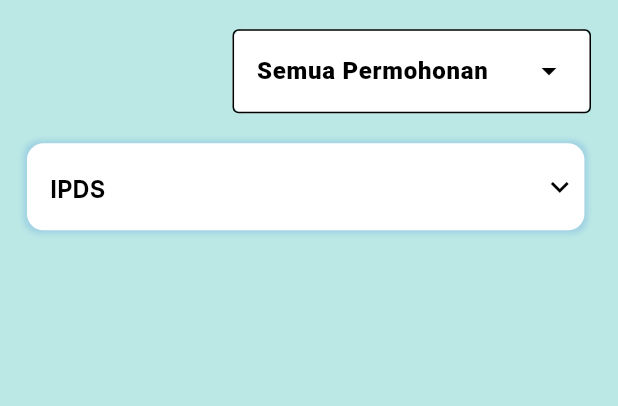
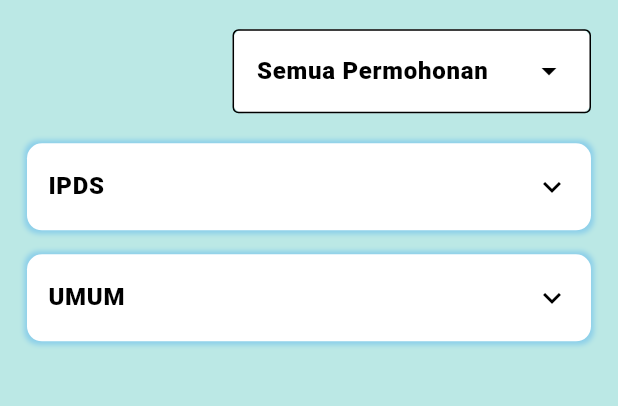
Before and after one commit to rennn9/MBPS-KP, a Flutter app: the DashboardPimpinanScreen screen opened by its route, on a phone screen of 412 x 824 dp, the part 401-807 px from its top. Run offline on Flutter 3.47's test engine with Material 3 defaults, Android fonts, the phone set to English and light mode, and no system bars; our stand-ins replace cached_network_image, connectivity_plus, flutter_svg, flutter_time_picker_spinner, smooth_page_indicator, timelines_plus; project files that could hold a hidden picture were left out.

Commit message:
membuat navigasi pada tombol di semua dashboard

```diff
--- a/lib/presentation/dashboard_pimpinan_screen/dashboard_pimpinan_screen.dart
+++ b/lib/presentation/dashboard_pimpinan_screen/dashboard_pimpinan_screen.dart
@@ -2,6 +2,9 @@ import 'package:flutter/material.dart';
 import '../../core/app_export.dart';
 import 'widgets/expandablelists_item_widget.dart';
 import 'widgets/listpresensiman2_item_widget.dart';
+import '../notifikasi_pimpinan_screen/notifikasi_pimpinan_screen.dart';
+import '../profile_info_pimpinan_screen/profile_info_pimpinan_screen.dart';
+
 
 class DashboardPimpinanScreen extends StatefulWidget {
   DashboardPimpinanScreen({Key? key}) : super(key: key);
@@ -22,11 +25,30 @@ class _DashboardPimpinanScreenState extends State<DashboardPimpinanScreen> {
   String selectedDropdownItem = "Semua Permohonan";
   final FocusNode dropdownFocusNode = FocusNode();
 
-  // Data untuk tabel yang akan diubah sesuai dropdown yang dipilih
-  List<Map<String, String>> tableData = [
-    {'Nama': 'Javier', 'Jenis Pengajuan': 'Presensi Manual', 'Status': 'Menunggu Persetujuan'},
-    {'Nama': 'Alicia', 'Jenis Pengajuan': 'Cuti Tahunan', 'Status': 'Disetujui'},
+  // Data untuk beberapa dropdown dengan tabel
+  final List<Map<String, dynamic>> expandableData = [
+    {
+      "label": "IPDS",
+      "tableData": [
+        {
+          'Nama': 'Javier',
+          'Jenis Pengajuan': 'Presensi Manual',
+          'Status': 'Menunggu Persetujuan'
+        },
+        {
+          'Nama': 'Alicia',
+          'Jenis Pengajuan': 'Cuti Tahunan',
+          'Status': 'Disetujui'
+        },
+      ],
+    },
+    {
+      "label": "UMUM",
+      "tableData": [
         {'Nama': 'Mark', 'Jenis Pengajuan': 'Izin Sakit', 'Status': 'Ditolak'},
+        {'Nama': 'Sophia', 'Jenis Pengajuan': 'Lembur', 'Status': 'Disetujui'},
+      ],
+    },
   ];
 
   @override
@@ -67,28 +89,35 @@ class _DashboardPimpinanScreenState extends State<DashboardPimpinanScreen> {
                             onSelected: (String? value) {
                               setState(() {
                                 selectedDropdownItem = value!;
-                                // Update table data based on dropdown selection
-                                _updateTableData(value);
+                                // Update logic for dropdown selection
                               });
                             },
-                            dropdownMenuEntries: dropdownItemList.map((String value) {
+                            dropdownMenuEntries:
+                                dropdownItemList.map((String value) {
                               return DropdownMenuEntry<String>(
                                 value: value,
                                 label: value,
                               );
                             }).toList(),
-                            focusNode: dropdownFocusNode..canRequestFocus = false,
                           ),
                         ),
                         SizedBox(height: 20),
 
-                        // Expandable list widget with dynamic table data
+                        // Expandable lists with dynamic data
+                        ...expandableData.map((data) {
+                          return Column(
+                            children: [
                               ExpandablelistsItemWidget(
-                          tableData: tableData,  // Passing dynamic data
+                                tableData: data["tableData"],
+                                label: data["label"],
                                 onTapRowone: () {
-                            // Add functionality for tap event if needed
+                                  // Handle tap events if needed
                                 },
                               ),
+                              SizedBox(height: 16), // Space between dropdowns
+                            ],
+                          );
+                        }).toList(),
                       ],
                     ),
                   ),
@@ -107,33 +136,33 @@ class _DashboardPimpinanScreenState extends State<DashboardPimpinanScreen> {
     );
   }
 
-  void _updateTableData(String selectedItem) {
-    // Update table data based on the selected dropdown item
-    switch (selectedItem) {
-      case "Hari Ini":
-        tableData = [
-          {'Nama': 'Rina', 'Jenis Pengajuan': 'Liburan', 'Status': 'Menunggu Persetujuan'},
-        ];
-        break;
-      case "Minggu Ini":
-        tableData = [
-          {'Nama': 'Andi', 'Jenis Pengajuan': 'Pengunduran Diri', 'Status': 'Disetujui'},
-        ];
-        break;
-      case "Bulan Ini":
-        tableData = [
-          {'Nama': 'Budi', 'Jenis Pengajuan': 'Izin Sakit', 'Status': 'Ditolak'},
-        ];
-        break;
-      default:
-        tableData = [
-          {'Nama': 'Javier', 'Jenis Pengajuan': 'Presensi Manual', 'Status': 'Menunggu Persetujuan'},
-          {'Nama': 'Alicia', 'Jenis Pengajuan': 'Cuti Tahunan', 'Status': 'Disetujui'},
-          {'Nama': 'Mark', 'Jenis Pengajuan': 'Izin Sakit', 'Status': 'Ditolak'},
-        ];
-        break;
-    }
-  }
+  // void _updateTableData(String selectedItem) {
+  //   // Update table data based on the selected dropdown item
+  //   switch (selectedItem) {
+  //     case "Hari Ini":
+  //       tableData = [
+  //         {'Nama': 'Rina', 'Jenis Pengajuan': 'Liburan', 'Status': 'Menunggu Persetujuan'},
+  //       ];
+  //       break;
+  //     case "Minggu Ini":
+  //       tableData = [
+  //         {'Nama': 'Andi', 'Jenis Pengajuan': 'Pengunduran Diri', 'Status': 'Disetujui'},
+  //       ];
+  //       break;
+  //     case "Bulan Ini":
+  //       tableData = [
+  //         {'Nama': 'Budi', 'Jenis Pengajuan': 'Izin Sakit', 'Status': 'Ditolak'},
+  //       ];
+  //       break;
+  //     default:
+  //       tableData = [
+  //         {'Nama': 'Javier', 'Jenis Pengajuan': 'Presensi Manual', 'Status': 'Menunggu Persetujuan'},
+  //         {'Nama': 'Alicia', 'Jenis Pengajuan': 'Cuti Tahunan', 'Status': 'Disetujui'},
+  //         {'Nama': 'Mark', 'Jenis Pengajuan': 'Izin Sakit', 'Status': 'Ditolak'},
+  //       ];
+  //       break;
+  //   }
+  // }
 
 Widget _buildColumnprice(BuildContext context) {
   return Align(
@@ -172,7 +201,14 @@ class _DashboardPimpinanScreenState extends State<DashboardPimpinanScreen> {
                   imagePath: ImageConstant.imgMdnotificationsnone,
                   height: 24,
                   width: 26,
-                    onTap: () {},
+                  onTap: () {
+                    Navigator.push(
+                      context,
+                      MaterialPageRoute(
+                        builder: (context) => NotifikasiPimpinanScreen(),
+                      ),
+                    );
+                  },
                 ),
               ],
             ),
@@ -181,7 +217,14 @@ class _DashboardPimpinanScreenState extends State<DashboardPimpinanScreen> {
           SizedBox(
             width: double.maxFinite,
             child: GestureDetector(
-                onTap: () {},
+              onTap: () {
+                Navigator.push(
+                  context,
+                  MaterialPageRoute(
+                    builder: (context) => ProfileInfoPimpinanScreen(),
+                  ),
+                );
+              },
               child: Container(
                 margin: EdgeInsets.only(left: 18),
                 padding: EdgeInsets.symmetric(horizontal: 10, vertical: 12),
@@ -202,9 +245,14 @@ class _DashboardPimpinanScreenState extends State<DashboardPimpinanScreen> {
                       child: Column(
                         crossAxisAlignment: CrossAxisAlignment.start,
                         children: [
-                            Text("Hi, Pimpinan",
-                                style: theme.textTheme.titleSmall),
-                            Text("IPDS", style: theme.textTheme.bodySmall)
+                          Text(
+                            "Hi, Pimpinan",
+                            style: theme.textTheme.titleSmall,
+                          ),
+                          Text(
+                            "IPDS",
+                            style: theme.textTheme.bodySmall,
+                          ),
                         ],
                       ),
                     ),
@@ -218,6 +266,7 @@ class _DashboardPimpinanScreenState extends State<DashboardPimpinanScreen> {
     ),
   );
 }
+
 
   Widget _buildListpresensiman(BuildContext context) {
     return Container(
--- a/lib/presentation/dashboard_pimpinan_screen/widgets/expandablelists_item_widget.dart
+++ b/lib/presentation/dashboard_pimpinan_screen/widgets/expandablelists_item_widget.dart
@@ -1,52 +1,82 @@
 import 'package:flutter/material.dart';
-import '../../../core/app_export.dart';
-import '../../../theme/custom_button_style.dart';
 
-// ignore_for_file: must_be_immutable
+class ExpandableListsExample extends StatelessWidget {
+  final List<Map<String, String>> dataIPDS = [
+    {'Nama': 'Alice', 'Jenis Pengajuan': 'Cuti', 'Status': 'Disetujui'},
+    {'Nama': 'Bob', 'Jenis Pengajuan': 'Izin', 'Status': 'Ditolak'},
+  ];
+
+  final List<Map<String, String>> dataAnother = [
+    {'Nama': 'Charlie', 'Jenis Pengajuan': 'Lembur', 'Status': 'Menunggu Persetujuan'},
+    {'Nama': 'David', 'Jenis Pengajuan': 'Cuti', 'Status': 'Disetujui'},
+  ];
+
+  @override
+  Widget build(BuildContext context) {
+    return Scaffold(
+      appBar: AppBar(title: Text("Expandable Dropdown Example")),
+      body: SingleChildScrollView(
+        child: Padding(
+          padding: const EdgeInsets.all(16.0),
+          child: Column(
+            children: [
+              ExpandablelistsItemWidget(
+                tableData: dataIPDS,
+                onTapRowone: () {
+                  print("Dropdown IPDS clicked");
+                },
+                label: "IPDS",
+              ),
+              SizedBox(height: 16), // Jarak antar dropdown
+              ExpandablelistsItemWidget(
+                tableData: dataAnother,
+                onTapRowone: () {
+                  print("Dropdown Another clicked");
+                },
+                label: "UMUM",
+              ),
+            ],
+          ),
+        ),
+      ),
+    );
+  }
+}
+
 class ExpandablelistsItemWidget extends StatelessWidget {
-  ExpandablelistsItemWidget({Key? key, this.onTapRowone, required this.tableData}) : super(key: key);
+  final VoidCallback? onTapRowone;
+  final List<Map<String, String>> tableData;
+  final String label;
 
-  VoidCallback? onTapRowone;
-  final List<Map<String, String>> tableData;
+  ExpandablelistsItemWidget({
+    Key? key,
+    this.onTapRowone,
+    required this.tableData,
+    required this.label,
+  }) : super(key: key);
 
   @override
   Widget build(BuildContext context) {
     return Container(
       decoration: BoxDecoration(
-        color: appTheme.whiteA700,
-        borderRadius: BorderRadiusStyle.roundedBorder10,
+        color: Colors.white,
+        borderRadius: BorderRadius.circular(10),
         boxShadow: [
           BoxShadow(
-            color: appTheme.blue4003f,
-            spreadRadius: 2.h,
-            blurRadius: 2.h,
+            color: Colors.blue.withOpacity(0.3),
+            spreadRadius: 2,
+            blurRadius: 2,
             offset: Offset(0, 0),
-          )
+          ),
         ],
       ),
-      margin: EdgeInsets.only(right: 4.h),
       child: Theme(
         data: Theme.of(context).copyWith(dividerColor: Colors.transparent),
         child: ExpansionTile(
-          tilePadding: EdgeInsets.only(
-            left: 14.h,
-            right: 4.h,
-          ),
-          title: SizedBox(
-            width: double.maxFinite,
-            child: Row(
-              mainAxisAlignment: MainAxisAlignment.spaceBetween,
-              crossAxisAlignment: CrossAxisAlignment.start,
-              children: [
-                Padding(
-                  padding: EdgeInsets.only(top: 4.h),
-                  child: Text(
-                    "IPDS",
-                    style: CustomTextStyles.titleSmallExtraBold,
-                  ),
-                )
-              ],
-            ),
+          tilePadding: EdgeInsets.symmetric(horizontal: 14),
+          title: Text(
+            label,
+            style: TextStyle(fontWeight: FontWeight.bold),
           ),
           children: [
             _buildDataTable(),
@@ -58,79 +88,72 @@ class ExpandablelistsItemWidget extends StatelessWidget {
 
   Widget _buildDataTable() {
     return Container(
-      width: double.infinity, // Memastikan tabel memenuhi lebar dropdown
-      padding: EdgeInsets.all(8.h),
-      child: DataTable(
-        headingRowColor: MaterialStateProperty.all(appTheme.whiteA700),
-        dataRowColor: MaterialStateProperty.all(appTheme.whiteA700),
-        columnSpacing: 8, // Jarak antar kolom
-        columns: [
-          DataColumn(
-            label: Flexible(
-              child: Center(
-                child: Text(
-                  'Nama',
-                  textAlign: TextAlign.center,
-                  overflow: TextOverflow.ellipsis,
-                  style: TextStyle(color: Colors.black), // Warna teks hitam
+      width: double.infinity,
+      padding: EdgeInsets.all(8),
+      child: SingleChildScrollView(
+        scrollDirection: Axis.vertical, // Hanya memungkinkan scroll vertikal
+        child: Table(
+          columnWidths: const <int, TableColumnWidth>{
+            0: IntrinsicColumnWidth(),
+            1: IntrinsicColumnWidth(),
+            2: IntrinsicColumnWidth(),
+          },
+          border: TableBorder.all(color: Colors.black12, width: 1),
+          defaultVerticalAlignment: TableCellVerticalAlignment.middle,
+          children: [
+            TableRow(
+              decoration: BoxDecoration(
+                color: Colors.white,
               ),
+              children: [
+                _buildHeaderCell('Nama'),
+                _buildHeaderCell('Jenis Pengajuan'),
+                _buildHeaderCell('Status'),
+              ],
             ),
-            ),
-          ),
-          DataColumn(
-            label: Flexible(
-              child: Center(
-                child: Text(
-                  'Jenis Pengajuan',
-                  textAlign: TextAlign.center,
-                  overflow: TextOverflow.ellipsis,
-                  style: TextStyle(color: Colors.black), // Warna teks hitam
-                ),
-              ),
-            ),
-          ),
-          DataColumn(
-            label: Flexible(
-              child: Center(
-                child: Text(
-                  'Status',
-                  textAlign: TextAlign.center,
-                  overflow: TextOverflow.ellipsis,
-                  style: TextStyle(color: Colors.black), // Warna teks hitam
-                ),
-              ),
-            ),
-          ),
-        ],
-        rows: tableData.map((row) {
-          return DataRow(
-            cells: [
-              _buildMultiLineCell(row['Nama']!),
-              _buildMultiLineCell(row['Jenis Pengajuan']!),
-              _buildStatusCell(row['Status']!), // Memanggil fungsi khusus untuk status
+            ...tableData.map((row) {
+              return TableRow(
+                children: [
+                  _buildMultiLineCell(row['Nama'] ?? ''),
+                  _buildMultiLineCell(row['Jenis Pengajuan'] ?? ''),
+                  _buildStatusCell(row['Status'] ?? ''),
                 ],
               );
             }).toList(),
-      ),
-    );
-  }
-
-  DataCell _buildMultiLineCell(String text) {
-    return DataCell(
-      Center(
-        child: Text(
-          text,
-          textAlign: TextAlign.center,
-          overflow: TextOverflow.visible, // Memungkinkan teks melanjutkan ke bawah
-          maxLines: null, // Tidak ada batasan baris
-          style: TextStyle(color: Colors.black), // Warna teks hitam
+          ],
         ),
       ),
     );
   }
 
-  DataCell _buildStatusCell(String status) {
-    // Tentukan warna berdasarkan status
+  Widget _buildHeaderCell(String text) {
+    return Padding(
+      padding: EdgeInsets.all(8),
+      child: Text(
+        text,
+        textAlign: TextAlign.center,
+        style: TextStyle(
+          fontWeight: FontWeight.bold,
+          color: Colors.black,
+        ),
+      ),
+    );
+  }
+
+  Widget _buildMultiLineCell(String text) {
+    return Padding(
+      padding: EdgeInsets.all(8),
+      child: Text(
+        text,
+        textAlign: TextAlign.center,
+        overflow: TextOverflow.visible,
+        maxLines: null, // Mengizinkan teks sambung ke bawah
+        style: TextStyle(color: Colors.black),
+      ),
+    );
+  }
+
+  Widget _buildStatusCell(String status) {
     Color statusColor;
     switch (status) {
       case 'Disetujui':
@@ -143,16 +166,14 @@ class ExpandablelistsItemWidget extends StatelessWidget {
         statusColor = Colors.yellow;
         break;
       default:
-        statusColor = Colors.grey; // Warna default jika status tidak dikenali
+        statusColor = Colors.grey;
     }
 
-    return DataCell(
-      Center(
-        child: Container(
-          padding: EdgeInsets.symmetric(horizontal: 8.h, vertical: 4.h),
+    return Container(
+      padding: EdgeInsets.symmetric(horizontal: 8, vertical: 4),
       decoration: BoxDecoration(
         color: statusColor,
-            borderRadius: BorderRadius.circular(4.h),
+        borderRadius: BorderRadius.circular(4),
       ),
       child: Text(
         status,
@@ -160,10 +181,8 @@ class ExpandablelistsItemWidget extends StatelessWidget {
         overflow: TextOverflow.visible,
         maxLines: null,
         style: TextStyle(
-              color: Colors.black, // Teks warna hitam untuk kontras
+          color: Colors.black,
           fontWeight: FontWeight.bold,
-            ),
-          ),
         ),
       ),
     );
```
Also changed, not shown: lib/presentation/dashboard_ketua_tim_screen/dashboard_ketua_tim_screen.dart (+20 -3 lines), lib/presentation/dashboard_pegawai_screen/dashboard_pegawai_screen.dart (+51 -10 lines), lib/presentation/notifikasi_ketua_tim_screen/notifikasi_ketua_tim_screen.dart (+9 -1 lines), lib/presentation/notifikasi_pimpinan_screen/notifikasi_pimpinan_screen.dart (+9 -1 lines), lib/presentation/profile_info_ketua_tim_screen/profile_info_ketua_tim_screen.dart (+9 -1 lines), lib/presentation/profile_info_pimpinan_screen/profile_info_pimpinan_screen.dart (+10 -1 lines). Lines whose indentation alone changed are shown as unchanged.
